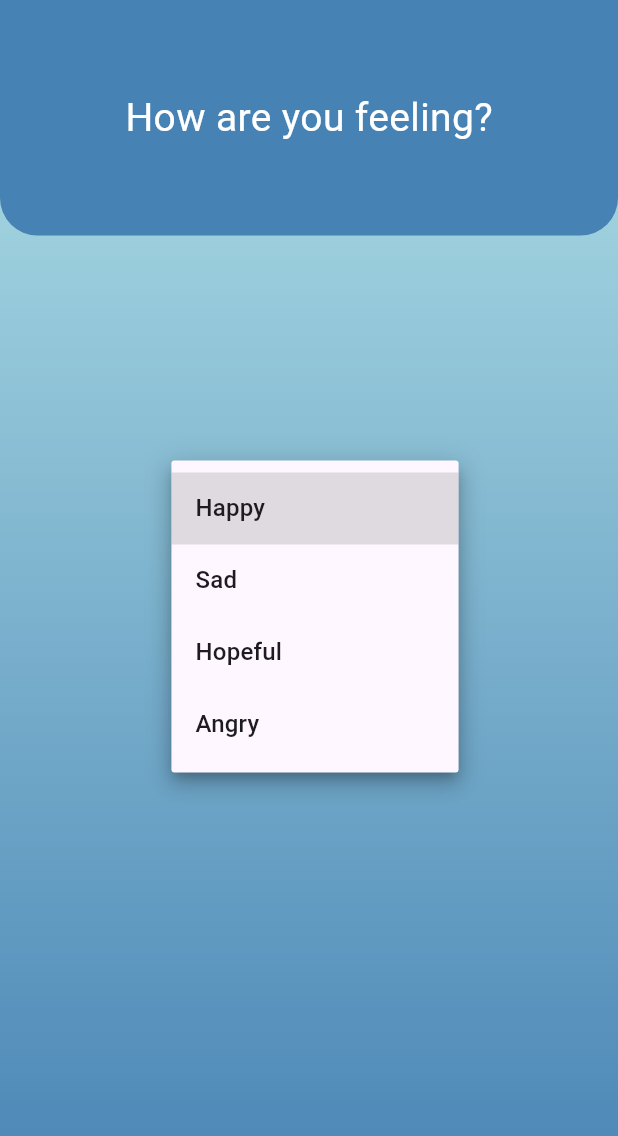
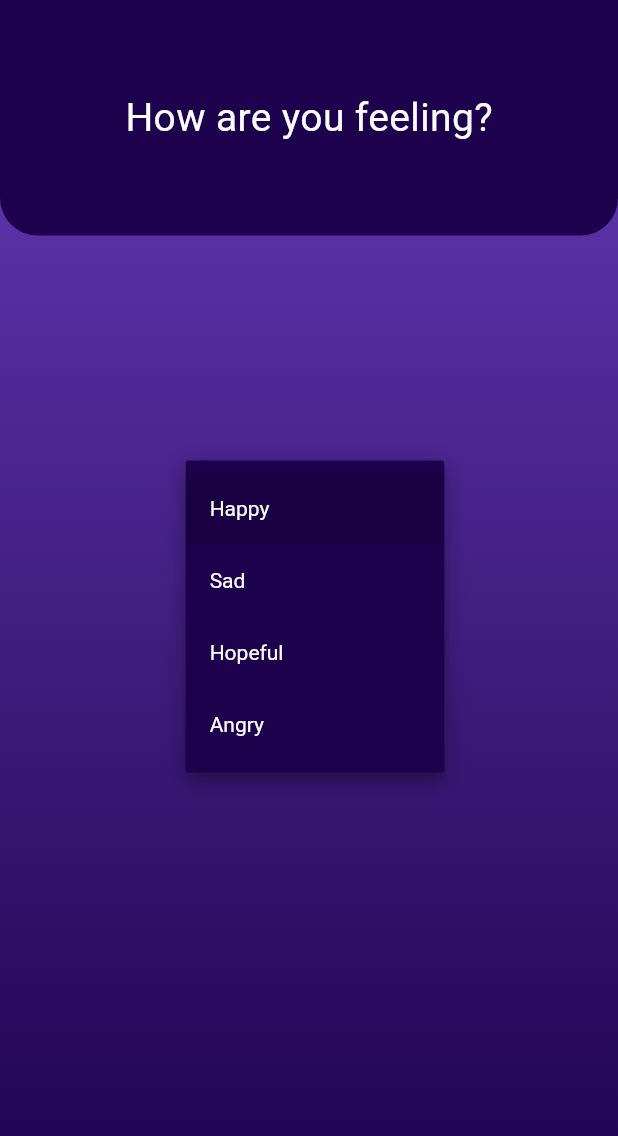
Before and after one commit to hyper-joker/MoodPlaylistApp, a Flutter app: the screen it shows after launch, after a tap on "Select your mood", on a phone screen of 412 x 824 dp. Shown: the top 1136 px of the screen. Run offline on Flutter 3.47's test engine with Material 3 defaults, Android fonts, the light colour scheme and no system bars; our stand-ins replace shared_preferences.

Commit message:
[+] dropdown style, animated container & theme colors

```diff
--- a/lib/screens/MoodSelectionScreen.dart
+++ b/lib/screens/MoodSelectionScreen.dart
@@ -13,19 +13,27 @@ class MoodSelectionScreen extends StatefulWidget {
 
 class _MoodSelectionScreenState extends State<MoodSelectionScreen> {
   String? selectedMood;
+  double _headerHeight = 0;
+
+  @override
+  void initState() {
+    super.initState();
+    Future.delayed(const Duration(milliseconds: 300), () {
+      setState(() {
+        _headerHeight = 157;
+      });
+    });
+  }
 
   @override
   Widget build(BuildContext context) {
     return Scaffold(
-      body:
-        Container(
-            decoration:
-              const BoxDecoration(
-                gradient:
-                  LinearGradient(
+      body: Container(
+        decoration: const BoxDecoration(
+          gradient: LinearGradient(
             colors: [
-                      Color(0xFFB0E0E6),
-                      Color(0xFF4682B4),
+              Color.fromARGB(255, 103, 58, 183),
+              Color.fromARGB(255, 29, 1, 76),
             ],
             begin: Alignment.topCenter,
             end: Alignment.bottomCenter,
@@ -33,10 +41,12 @@ class _MoodSelectionScreenState extends State<MoodSelectionScreen> {
         ),
         child: Column(
           children: [
-                Container(
-                  height: 157,
+            AnimatedContainer(
+              duration: const Duration(milliseconds: 300),
+              curve: Curves.easeOut,
+              height: _headerHeight,
               decoration: const BoxDecoration(
-                    color: Color(0xFF4682B4),
+                color: Color.fromARGB(255, 29, 1, 76),
                 borderRadius: BorderRadius.only(
                   bottomLeft: Radius.circular(25),
                   bottomRight: Radius.circular(25),
@@ -55,7 +65,15 @@ class _MoodSelectionScreenState extends State<MoodSelectionScreen> {
             const SizedBox(height: 158),
             DropdownButton<String>(
               value: selectedMood,
-                  hint: const Text("Select your mood"),
+              hint: const Text("Select your mood",
+                  style: TextStyle(color: Colors.white)),
+              dropdownColor: Color.fromARGB(255, 29, 1, 76),
+              style: const TextStyle(color: Colors.white),
+              underline: Container(
+                height: 1.5,
+                color: Colors.white70,
+              ),
+              icon: const Icon(Icons.arrow_drop_down, color: Colors.white70),
               items: const [
                 DropdownMenuItem(value: "Happy", child: Text("Happy")),
                 DropdownMenuItem(value: "Sad", child: Text("Sad")),
```
Lines whose indentation alone changed are shown as unchanged.
